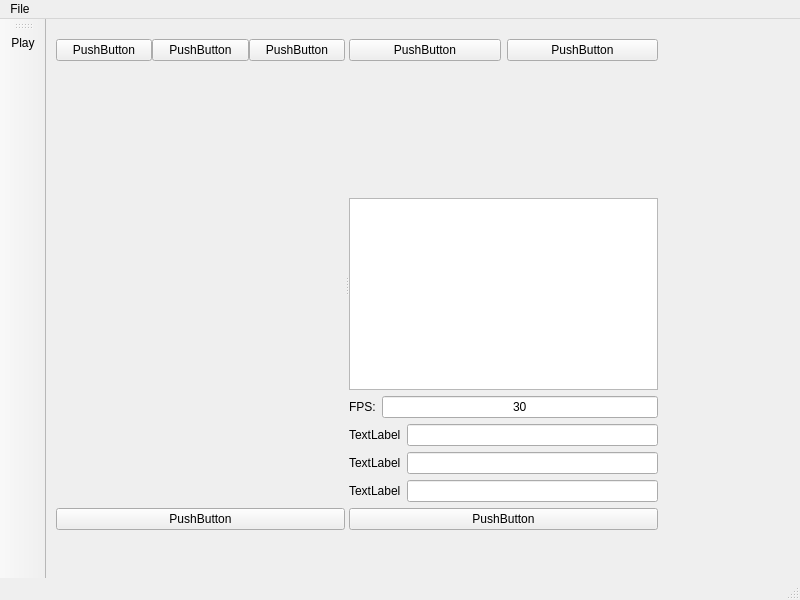
Before: the Qt Designer form application/mainwindow.ui in kevinhartyanyi/BSC-Thesis, drawn with Qt 5.
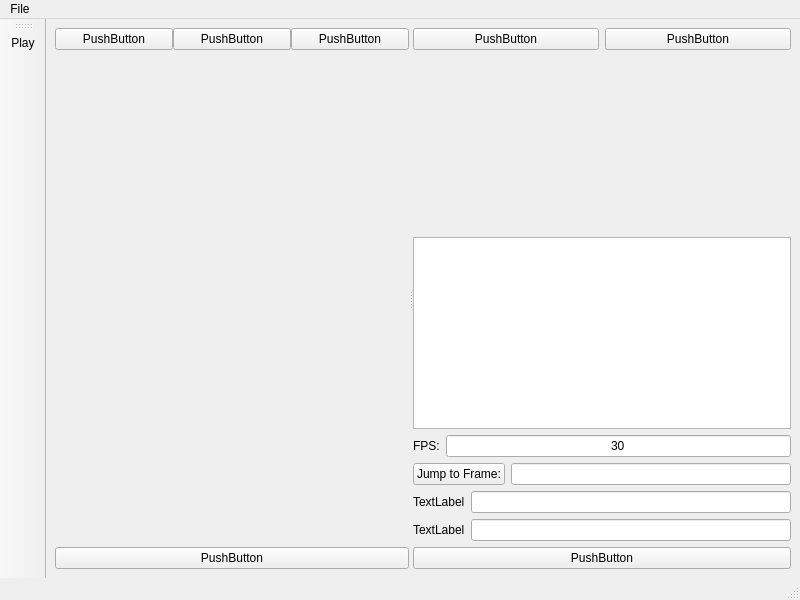
After: the same form once the commit is applied.

Diff of the .ui file:
```diff
--- a/application/mainwindow.ui
+++ b/application/mainwindow.ui
@@ -14,15 +14,9 @@
    <string>MainWindow</string>
   </property>
   <widget class="QWidget" name="centralwidget">
+   <layout class="QHBoxLayout" name="horizontalLayout_7">
+    <item>
    <widget class="QSplitter" name="splitter">
-    <property name="geometry">
-     <rect>
-      <x>10</x>
-      <y>20</y>
-      <width>602</width>
-      <height>491</height>
-     </rect>
-    </property>
     <property name="orientation">
      <enum>Qt::Horizontal</enum>
     </property>
@@ -87,7 +81,7 @@
       </item>
      </layout>
     </widget>
-    <widget class="QWidget" name="">
+      <widget class="QWidget" name="layoutWidget">
      <layout class="QVBoxLayout" name="verticalLayout_7">
       <item>
        <layout class="QVBoxLayout" name="verticalLayout_6">
@@ -173,9 +167,9 @@
           <item>
            <layout class="QHBoxLayout" name="horizontalLayout_4">
             <item>
-             <widget class="QLabel" name="label">
+               <widget class="QPushButton" name="b_jump">
               <property name="text">
-               <string>TextLabel</string>
+                 <string>Jump to Frame:</string>
               </property>
              </widget>
             </item>
@@ -226,6 +220,8 @@
      </layout>
     </widget>
    </widget>
+    </item>
+   </layout>
   </widget>
   <widget class="QMenuBar" name="menubar">
    <property name="geometry">
```
Left out of the diff: 17 changed lines with no effect on the pictures. Lines whose indentation alone changed are shown as unchanged.
